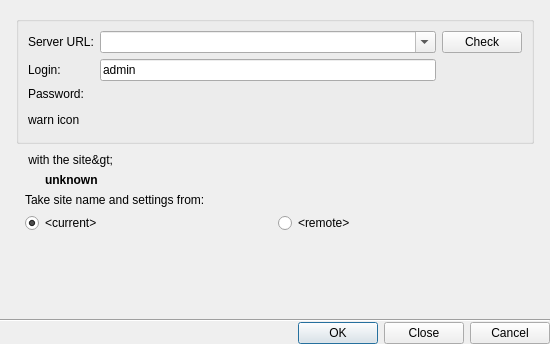
Qt form vms/client/nx_vms_client_desktop/src/nx/vms/client/desktop/ui/dialogs/merge_systems_dialog.ui (networkoptix/nx_open) before a commit.
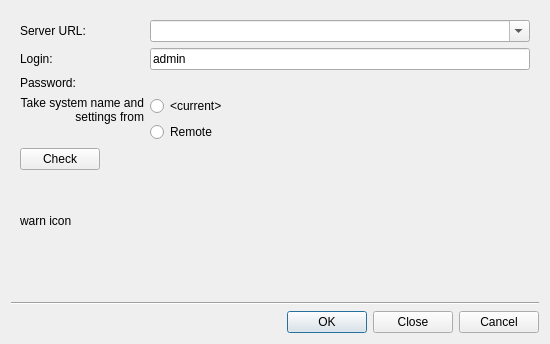
The same form after that commit. Custom widgets are drawn as their Qt base class.

Commit message: VMS-54461: Update merge sites dialog behavior

```diff
--- a/vms/client/nx_vms_client_desktop/src/nx/vms/client/desktop/ui/dialogs/merge_systems_dialog.ui
+++ b/vms/client/nx_vms_client_desktop/src/nx/vms/client/desktop/ui/dialogs/merge_systems_dialog.ui
@@ -16,47 +16,10 @@
   <property name="modal">
    <bool>true</bool>
   </property>
-  <layout class="QVBoxLayout" name="verticalLayout">
-   <property name="spacing">
-    <number>0</number>
-   </property>
-   <property name="leftMargin">
-    <number>0</number>
-   </property>
-   <property name="topMargin">
-    <number>0</number>
-   </property>
-   <property name="rightMargin">
-    <number>0</number>
-   </property>
-   <property name="bottomMargin">
-    <number>0</number>
-   </property>
+  <layout class="QVBoxLayout" name="verticalLayout_3">
    <item>
-    <layout class="QVBoxLayout" name="verticalLayout_4">
-     <property name="leftMargin">
-      <number>16</number>
-     </property>
-     <property name="topMargin">
-      <number>16</number>
-     </property>
-     <property name="rightMargin">
-      <number>16</number>
-     </property>
-     <property name="bottomMargin">
-      <number>16</number>
-     </property>
-     <item>
-      <widget class="QGroupBox" name="credentialsGroupBox">
-       <property name="title">
-        <string/>
-       </property>
+    <widget class="QWidget" name="credentialsWidget" native="true">
        <layout class="QVBoxLayout" name="verticalLayout_2">
-        <property name="bottomMargin">
-         <number>0</number>
-        </property>
-        <item>
-         <layout class="QHBoxLayout" name="horizontalLayout">
           <item>
            <layout class="QFormLayout" name="formLayout">
             <property name="fieldGrowthPolicy">
@@ -85,16 +48,6 @@
               </property>
              </widget>
             </item>
-            <item row="2" column="1">
-             <widget class="nx::vms::client::desktop::PasswordInputField" name="passwordEdit" native="true"/>
-            </item>
-            <item row="2" column="0">
-             <widget class="QLabel" name="passwordLabel">
-              <property name="text">
-               <string>Password:</string>
-              </property>
-             </widget>
-            </item>
             <item row="1" column="0">
              <widget class="QLabel" name="LoginLabel">
               <property name="text">
@@ -109,19 +62,91 @@
               </property>
              </widget>
             </item>
-           </layout>
-          </item>
-          <item alignment="Qt::AlignTop">
+        <item row="2" column="0">
+         <widget class="QLabel" name="passwordLabel">
+          <property name="text">
+           <string>Password:</string>
+          </property>
+         </widget>
+        </item>
+        <item row="2" column="1">
+         <widget class="nx::vms::client::desktop::PasswordInputField" name="passwordEdit" native="true"/>
+        </item>
+        <item row="3" column="1">
+         <layout class="QVBoxLayout" name="verticalLayout">
+          <item>
+           <widget class="QRadioButton" name="currentSystemRadioButton">
+            <property name="text">
+             <string notr="true">&lt;current&gt;</string>
+            </property>
+           </widget>
+          </item>
+          <item>
+           <widget class="QRadioButton" name="remoteSystemRadioButton">
+            <property name="text">
+             <string>Remote</string>
+            </property>
+           </widget>
+          </item>
+         </layout>
+        </item>
+        <item row="3" column="0">
+         <widget class="QLabel" name="label">
+          <property name="text">
+           <string>Take system name and settings from</string>
+          </property>
+          <property name="alignment">
+           <set>Qt::AlignRight|Qt::AlignTop|Qt::AlignTrailing</set>
+          </property>
+          <property name="wordWrap">
+           <bool>true</bool>
+          </property>
+         </widget>
+        </item>
+       </layout>
+      </item>
+      <item>
+       <layout class="QHBoxLayout" name="horizontalLayout">
+        <item>
            <widget class="QPushButton" name="testConnectionButton">
             <property name="text">
              <string>Check</string>
             </property>
            </widget>
           </item>
+        <item>
+         <spacer name="horizontalSpacer">
+          <property name="orientation">
+           <enum>Qt::Horizontal</enum>
+          </property>
+          <property name="sizeHint" stdset="0">
+           <size>
+            <width>40</width>
+            <height>20</height>
+           </size>
+          </property>
+         </spacer>
+        </item>
          </layout>
         </item>
         <item>
-         <widget class="QnWordWrappedLabel" name="errorLabel" native="true"/>
+       <widget class="QWidget" name="statusWidget" native="true">
+        <layout class="QHBoxLayout" name="horizontalLayout_2">
+         <item>
+          <widget class="QLabel" name="statusIconLabel">
+           <property name="maximumSize">
+            <size>
+             <width>20</width>
+             <height>20</height>
+            </size>
+           </property>
+          </widget>
+         </item>
+         <item>
+          <widget class="QnWordWrappedLabel" name="statusLabel" native="true"/>
+         </item>
+        </layout>
+       </widget>
         </item>
         <item>
          <widget class="QWidget" name="warnWidget" native="true">
@@ -180,62 +205,6 @@
        </layout>
       </widget>
      </item>
-     <item>
-      <widget class="QWidget" name="configurationWidget" native="true">
-       <layout class="QVBoxLayout" name="verticalLayout_3">
-        <item>
-         <widget class="QLabel" name="currentSystemLabel">
-          <property name="text">
-           <string notr="true">&lt;You are about to merge the current site &lt;system name&gt; with the site&gt;</string>
-          </property>
-         </widget>
-        </item>
-        <item>
-         <widget class="QLabel" name="remoteSystemLabel">
-          <property name="font">
-           <font>
-            <bold>true</bold>
-           </font>
-          </property>
-          <property name="text">
-           <string notr="true">unknown</string>
-          </property>
-          <property name="indent">
-           <number>20</number>
-          </property>
-         </widget>
-        </item>
-        <item>
-         <widget class="QLabel" name="newSystemLabel">
-          <property name="text">
-           <string>Take site name and settings from:</string>
-          </property>
-         </widget>
-        </item>
-        <item>
-         <layout class="QHBoxLayout" name="horizontalLayout_2">
-          <item>
-           <widget class="QRadioButton" name="currentSystemRadioButton">
-            <property name="text">
-             <string notr="true">&lt;current&gt;</string>
-            </property>
-            <property name="checked">
-             <bool>true</bool>
-            </property>
-           </widget>
-          </item>
-          <item>
-           <widget class="QRadioButton" name="remoteSystemRadioButton">
-            <property name="text">
-             <string notr="true">&lt;remote&gt;</string>
-            </property>
-           </widget>
-          </item>
-         </layout>
-        </item>
-       </layout>
-      </widget>
-     </item>
      <item>
       <spacer name="verticalSpacer">
        <property name="orientation">
@@ -249,8 +218,6 @@
        </property>
       </spacer>
      </item>
-    </layout>
-   </item>
    <item>
     <widget class="Line" name="line">
      <property name="orientation">
```
Left out of the diff: 2 changed lines with no effect on the pictures. Lines whose indentation alone changed are shown as unchanged. The commit also changes 2 other files.
